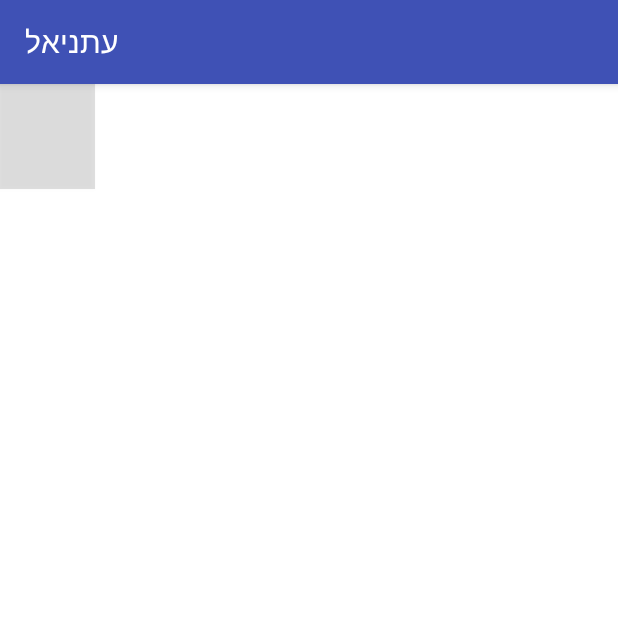
After one commit to tal3129/Otniel, an Android app: the places screen opened directly, with no data from a screen before it, on a phone screen of 412 x 824 dp, the top half of it. The commit adds this screen. Run offline under Robolectric (Android 15) with nearby library versions, the phone set to English and light mode, and no system bars; our stand-ins replace Firebase (no records; nobody signed in at launch, a user with empty details on screens opened directly); 1 statement that could not run was skipped.

Commit message:
still working on that

```diff
--- a/app/build.gradle
+++ b/app/build.gradle
@@ -35,6 +35,7 @@ dependencies {
     implementation 'com.google.firebase:firebase-messaging:17.3.4'
     // Getting a "Could not find" error? Make sure you have
     // added the Google maven respository to your root build.gradle
+    implementation 'com.android.support.constraint:constraint-layout:1.1.0'
     androidTestImplementation('com.android.support.test.espresso:espresso-core:2.2.2', {
         exclude group: 'com.android.support', module: 'support-annotations'
     })
--- a/app/src/main/AndroidManifest.xml
+++ b/app/src/main/AndroidManifest.xml
@@ -1,5 +1,4 @@
 <?xml version="1.0" encoding="utf-8"?>
-
 <manifest xmlns:android="http://schemas.android.com/apk/res/android"
     package="com.otniel">
 
@@ -8,7 +7,6 @@
     <uses-permission android:name="android.permission.INTERNET" />
 
     <application
-
         android:allowBackup="true"
         android:icon="@mipmap/icon_otniel"
         android:label="@string/app_name"
@@ -26,7 +24,7 @@
                 <category android:name="android.intent.category.LAUNCHER" />
             </intent-filter>
         </activity>
-
+        <activity android:name=".Activities.places"></activity>
     </application>
 
 </manifest>
--- /dev/null
+++ b/app/src/main/java/com/otniel/Activities/places.java
@@ -0,0 +1,60 @@
+package com.otniel.Activities;
+
+import android.graphics.Color;
+import android.support.annotation.NonNull;
+import android.support.v7.app.AppCompatActivity;
+import android.os.Bundle;
+import android.view.View;
+import android.widget.Button;
+
+import com.google.firebase.database.DataSnapshot;
+import com.google.firebase.database.DatabaseError;
+import com.google.firebase.database.DatabaseReference;
+import com.google.firebase.database.FirebaseDatabase;
+import com.google.firebase.database.ValueEventListener;
+import com.otniel.R;
+
+public class places extends AppCompatActivity implements View.OnClickListener{
+
+    @Override
+    protected void onCreate(Bundle savedInstanceState) {
+        super.onCreate(savedInstanceState);
+        setContentView(R.layout.activity_places);
+
+
+        for(int i = 1; i <= 2; i ++) {
+            int id = getResources().getIdentifier("b" + Integer.toString(i), "id", this.getPackageName());
+            Button b = findViewById(id);
+            b.setOnClickListener(this);
+        }
+
+        //add fields in database
+        DatabaseReference ref = FirebaseDatabase.getInstance().getReference().child("pepole");
+        ref.addValueEventListener(new ValueEventListener() {
+            @Override
+            public void onDataChange(@NonNull DataSnapshot dataSnapshot) {
+                for( DataSnapshot snapshot: dataSnapshot.getChildren()){
+                    snapshot.getRef().child("place").setValue(0);
+                    snapshot.getRef().child("classTeacher").setValue("");
+                    snapshot.getRef().child("Havrota").setValue("");
+                    snapshot.getRef().child("BigHavrota").setValue("");
+                }
+            }
+
+            @Override
+            public void onCancelled(@NonNull DatabaseError databaseError) {
+
+            }
+        });
+    }
+
+    @Override
+    public void onClick(View v) {
+        v.setBackgroundColor(Color.RED);
+        //switch (v.getId())
+        //{
+        //    case R.id.b10:
+        //        break;
+        //}
+    }
+}
--- /dev/null
+++ b/app/src/main/res/layout/activity_places.xml
@@ -0,0 +1,20 @@
+<?xml version="1.0" encoding="utf-8"?>
+<android.support.constraint.ConstraintLayout xmlns:android="http://schemas.android.com/apk/res/android"
+    xmlns:app="http://schemas.android.com/apk/res-auto"
+    xmlns:tools="http://schemas.android.com/tools"
+    android:id="@+id/relativeLayout"
+    android:layout_width="match_parent"
+    android:layout_height="match_parent"
+    android:background="@color/common_google_signin_btn_text_dark_default"
+    tools:context=".Activities.places"
+    tools:layout_editor_absoluteY="81dp">
+
+    <Button
+        android:id="@+id/b1"
+        android:layout_width="63dp"
+        android:layout_height="70dp"
+        android:background="@color/common_google_signin_btn_text_dark_disabled"
+        tools:layout_editor_absoluteX="52dp"
+        tools:layout_editor_absoluteY="135dp" />
+
+</android.support.constraint.ConstraintLayout>
--- a/app/src/main/res/menu/main.xml
+++ b/app/src/main/res/menu/main.xml
@@ -13,4 +13,8 @@
         android:icon="@drawable/ic_search"
         app:showAsAction="collapseActionView|ifRoom"
         app:actionViewClass="android.support.v7.widget.SearchView" />
+    <item
+        android:id="@+id/action_places"
+        android:orderInCategory="101"
+        android:title="מקומות בבית המדרש" />
 </menu>
```
Also changed, not shown: app/src/main/java/com/otniel/Activities/MainActivity.java (+7 -0 lines), app/src/main/res/drawable/p.jpg (added), 1 other file.
